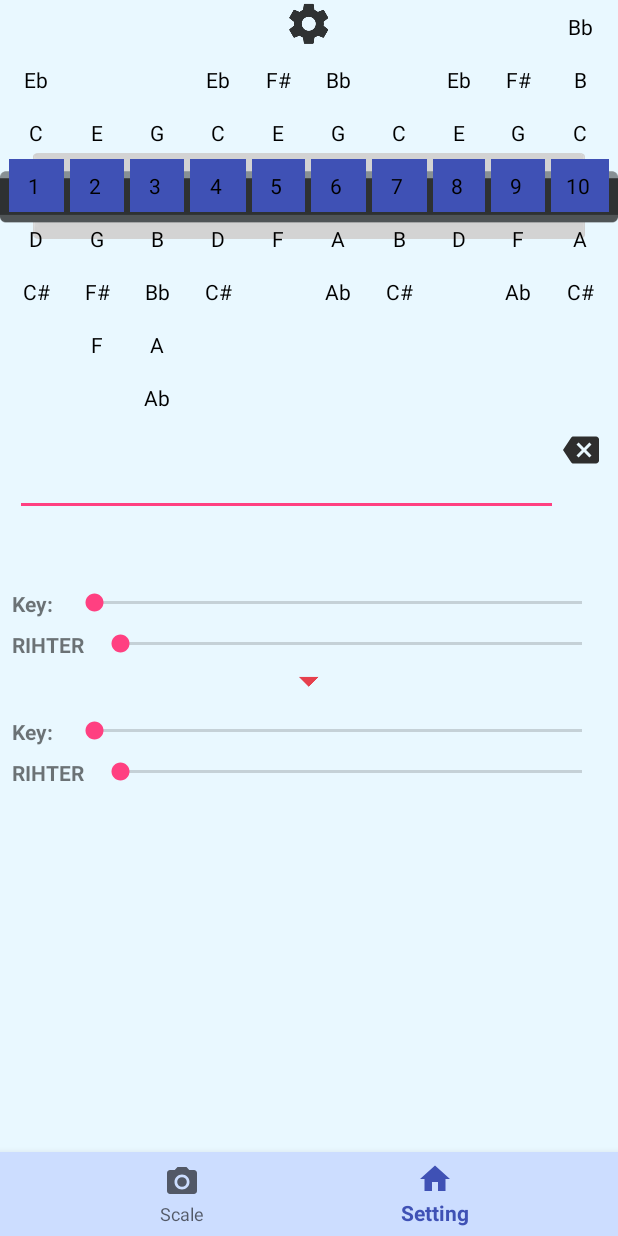
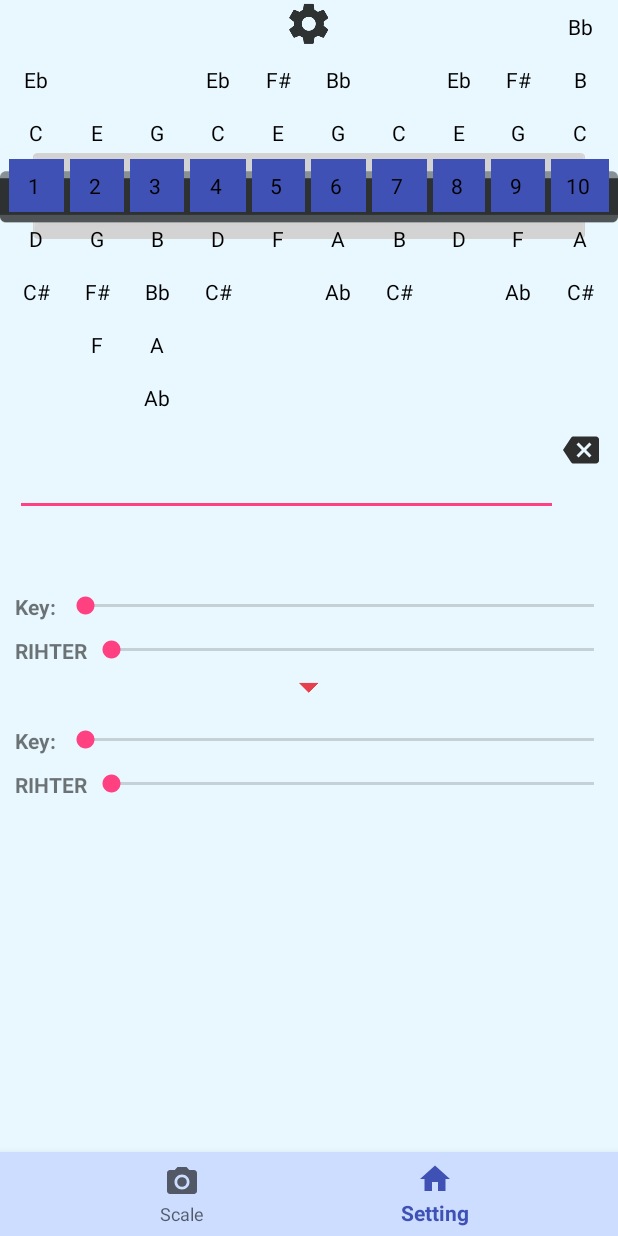
Before and after one commit to AndrianAD/kotlin_test, an Android app: the screen it shows after launch (SecondActivity), on a phone screen of 412 x 824 dp. Run offline under Robolectric (Android 15) with nearby library versions, the phone set to English and light mode, and no system bars; our stand-ins replace navigation-ui; 6 statements that could not run were skipped.

Commit message:
add stroi3

```diff
--- a/app/src/main/java/com/example/kotlin_test/Fragments/SettingFragment.kt
+++ b/app/src/main/java/com/example/kotlin_test/Fragments/SettingFragment.kt
@@ -27,9 +27,9 @@ class SettingFragment : androidx.fragment.app.Fragment() {
         view.seekBarKey.setOnSeekBarChangeListener(object : SeekBar.OnSeekBarChangeListener {
 
             override fun onProgressChanged(seekBar: SeekBar, progress: Int, b: Boolean) {
-                harp1.value = Harp(position = progress)
+                var harp = Harp(position = progress)
                 textKey.text = harp1.value!!.keyOfHarp
-                viewModel.result.value = Util.getResult(harp1.value!!, harp2.value!!, viewModel.inPutText.value.toString())
+                viewModel.result.value = Util.getResult(harp, harp2.value!!, viewModel.inPutText.value.toString())
 
             }
 
@@ -44,9 +44,9 @@ class SettingFragment : androidx.fragment.app.Fragment() {
         view.seekBarKey2.setOnSeekBarChangeListener(object : SeekBar.OnSeekBarChangeListener {
 
             override fun onProgressChanged(seekBar: SeekBar, progress: Int, b: Boolean) {
-                harp2.value = Harp(position = progress)
+                var harp = Harp(position = progress)
                 textKey2.text = harp2.value!!.keyOfHarp
-                viewModel.result.value = Util.getResult(harp1.value!!, harp2.value!!, viewModel.inPutText.value.toString())
+                viewModel.result.value = Util.getResult(harp1.value!!, harp, viewModel.inPutText.value.toString())
             }
 
             override fun onStartTrackingTouch(seekBar: SeekBar) {
--- a/app/src/main/java/com/example/kotlin_test/SecondActivity.kt
+++ b/app/src/main/java/com/example/kotlin_test/SecondActivity.kt
@@ -1,5 +1,6 @@
 package com.example.kotlin_test
 
+import android.app.Activity
 import android.os.Bundle
 import android.text.Editable
 import android.text.TextWatcher
@@ -84,7 +85,6 @@ class SecondActivity : AppCompatActivity(), TextWatcher {
 
         setting_id.setOnClickListener {
             tabsOrNotes = !tabsOrNotes
-            Util.clearView(this)
             harp1.value = Harp(position = harp1.value!!.position, stroi = stroi)
             set3Hole(tabsOrNotes, harp1)
         }
--- a/app/src/main/res/layout/fragment_setting.xml
+++ b/app/src/main/res/layout/fragment_setting.xml
@@ -11,7 +11,9 @@
         android:id="@+id/textKey"
         android:layout_width="0dp"
         android:layout_height="wrap_content"
-        android:layout_margin="8dp"
+        android:layout_marginStart="10dp"
+        android:layout_marginTop="10dp"
+        android:layout_marginBottom="10dp"
         android:text="Key: "
         android:textStyle="bold"
         app:layout_constraintHorizontal_weight="3"
@@ -22,7 +24,8 @@
         android:id="@+id/seekBarKey"
         android:layout_width="0dp"
         android:layout_height="wrap_content"
-        android:layout_margin="8dp"
+        android:layout_marginTop="10dp"
+        android:layout_marginBottom="10dp"
         android:max="11"
         app:layout_constraintEnd_toEndOf="parent"
         app:layout_constraintHorizontal_weight="7"
@@ -34,7 +37,9 @@
         android:id="@+id/textStroi"
         android:layout_width="0dp"
         android:layout_height="wrap_content"
-        android:layout_margin="8dp"
+        android:layout_marginStart="10dp"
+        android:layout_marginTop="10dp"
+        android:layout_marginBottom="10dp"
         android:text="RIHTER"
         android:textStyle="bold"
         app:layout_constraintHorizontal_weight="3"
@@ -45,7 +50,8 @@
         android:id="@+id/seekBarStroi"
         android:layout_width="0dp"
         android:layout_height="wrap_content"
-        android:layout_margin="8dp"
+        android:layout_marginTop="10dp"
+        android:layout_marginBottom="10dp"
         android:max="3"
         app:layout_constraintEnd_toEndOf="parent"
         app:layout_constraintHorizontal_weight="7"
@@ -66,7 +72,9 @@
         android:id="@+id/textKey2"
         android:layout_width="0dp"
         android:layout_height="wrap_content"
-        android:layout_margin="8dp"
+        android:layout_marginStart="10dp"
+        android:layout_marginTop="10dp"
+        android:layout_marginBottom="10dp"
         android:text="Key: "
         android:textStyle="bold"
         app:layout_constraintHorizontal_weight="3"
@@ -77,7 +85,8 @@
         android:id="@+id/seekBarKey2"
         android:layout_width="0dp"
         android:layout_height="wrap_content"
-        android:layout_margin="8dp"
+        android:layout_marginTop="10dp"
+        android:layout_marginBottom="10dp"
         android:max="11"
         app:layout_constraintEnd_toEndOf="parent"
         app:layout_constraintHorizontal_weight="7"
@@ -88,7 +97,9 @@
         android:id="@+id/textStroi2"
         android:layout_width="0dp"
         android:layout_height="wrap_content"
-        android:layout_margin="8dp"
+        android:layout_marginStart="10dp"
+        android:layout_marginTop="10dp"
+        android:layout_marginBottom="10dp"
         android:text="RIHTER"
         android:textStyle="bold"
         app:layout_constraintHorizontal_weight="3"
@@ -99,13 +110,13 @@
         android:id="@+id/seekBarStroi2"
         android:layout_width="0dp"
         android:layout_height="wrap_content"
-        android:layout_margin="8dp"
+        android:layout_marginTop="10dp"
         android:max="3"
+        android:paddingBottom="50dp"
         app:layout_constraintEnd_toEndOf="parent"
         app:layout_constraintHorizontal_weight="7"
         app:layout_constraintStart_toEndOf="@id/textStroi"
-        app:layout_constraintTop_toBottomOf="@id/textKey2"
-        android:paddingBottom="50dp"/>
+        app:layout_constraintTop_toBottomOf="@id/textKey2" />
 
 
 </androidx.constraintlayout.widget.ConstraintLayout>
```
